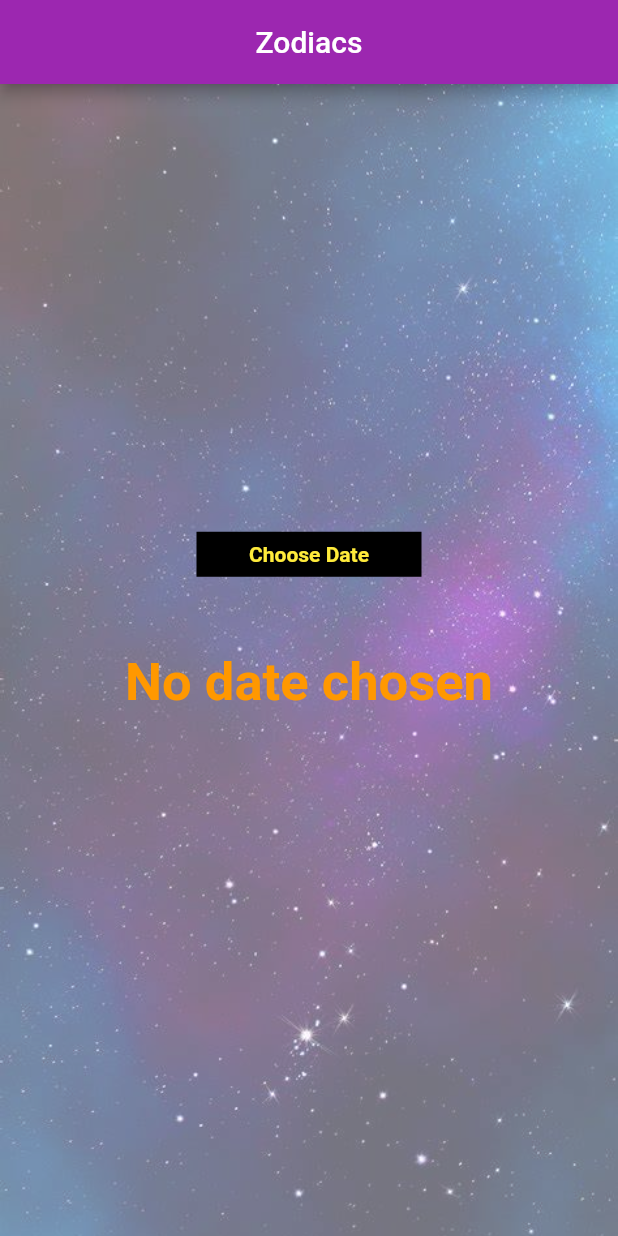
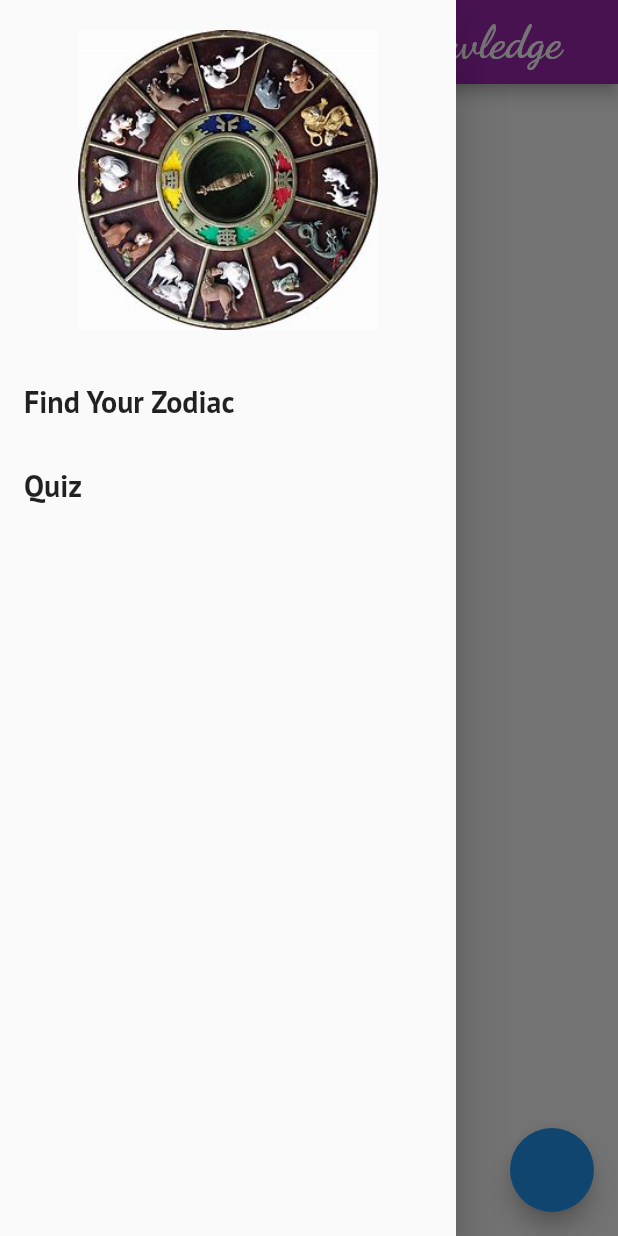
Before and after one commit to devesh0605/kohliInternship, a Flutter app: the screen it shows after launch, with the side drawer open (before the commit the screen has no drawer), on a phone screen of 412 x 824 dp. Run offline on Flutter 3.47's test engine with Material 2 defaults, Android fonts, the light colour scheme and no system bars; our stand-ins replace google_fonts; statements that could not run were skipped.

Commit message:
part 1 completed

```diff
--- /dev/null
+++ b/lib/quiz/modal/quiz.dart
@@ -0,0 +1,62 @@
+class Quiz {
+  final String question;
+  final String option1;
+  final String option2;
+  final String option3;
+  final String option4;
+  final String answer;
+
+  Quiz({
+    required this.question,
+    required this.option1,
+    required this.option2,
+    required this.option3,
+    required this.option4,
+    required this.answer,
+  });
+}
+
+class QuizQuestions {
+  List<Quiz> quizQuestions = [
+    Quiz(
+      question: 'What are the dates for Aries?',
+      option1: 'Mar 21-Apr 19',
+      option2: 'Mar 22-Apr 19',
+      option3: 'Mar 2-Apr 18',
+      option4: 'Mar 24-Apr 17',
+      answer: 'Mar 21-Apr 19',
+    ),
+    Quiz(
+      question: 'What is the symbol for Leo?',
+      option1: 'Ram',
+      option2: 'Goat',
+      option3: 'Bull',
+      option4: 'Lion',
+      answer: 'Lion',
+    ),
+    Quiz(
+      question: 'Which is an air symbol?',
+      option1: 'Cancer',
+      option2: 'Leo',
+      option3: 'Gemini',
+      option4: 'Taurus',
+      answer: 'Gemini',
+    ),
+    Quiz(
+      question: 'How many zodiac signs are there?',
+      option1: '13',
+      option2: '14',
+      option3: '12',
+      option4: '11',
+      answer: '12',
+    ),
+    Quiz(
+      question: 'Which is a winter constellation?',
+      option1: 'Capricorn',
+      option2: 'Gemini',
+      option3: 'Aquarius',
+      option4: 'Aries',
+      answer: 'Gemini',
+    ),
+  ];
+}
--- /dev/null
+++ b/lib/quiz/screens/quiz_screen.dart
@@ -0,0 +1,111 @@
+import 'package:flutter/material.dart';
+import 'package:google_fonts/google_fonts.dart';
+import 'package:kohli_internship/widgets/custom_drawer.dart';
+import 'package:kohli_internship/quiz/modal/quiz.dart';
+
+class QuizScreen extends StatefulWidget {
+  @override
+  _QuizScreenState createState() => _QuizScreenState();
+}
+
+class _QuizScreenState extends State<QuizScreen> {
+  int i = 0;
+  @override
+  Widget build(BuildContext context) {
+    return Scaffold(
+      floatingActionButton: FloatingActionButton(
+        onPressed: () {
+          if (i<6){
+            setState(() {
+              i = i + 1;
+            });
+          }
+          else
+
+        },
+      ),
+      drawer: CustomDrawer(),
+      appBar: AppBar(
+        backgroundColor: Colors.purple,
+        title: Text(
+          'Test your Zodiac knowledge',
+          style: GoogleFonts.dancingScript(
+            fontWeight: FontWeight.bold,
+            fontSize: 30,
+          ),
+        ),
+        centerTitle: true,
+      ),
+      body: Column(
+        children: [
+          SizedBox(
+            height: 10,
+          ),
+          Row(
+            mainAxisAlignment: MainAxisAlignment.center,
+            children: [
+              Icon(
+                Icons.check_outlined,
+                color: Colors.green,
+              ),
+              Icon(
+                Icons.circle,
+                color: Colors.blue,
+              ),
+              Icon(
+                Icons.check_outlined,
+                color: Colors.green,
+              ),
+              Icon(
+                Icons.close,
+                color: Colors.red,
+              ),
+              Icon(
+                Icons.check_outlined,
+                color: Colors.green,
+              ),
+            ],
+          ),
+          SizedBox(
+            height: 20,
+          ),
+          Text(
+            '${QuizQuestions().quizQuestions[i].question}',
+            style: TextStyle(),
+          ),
+          SizedBox(
+            height: 20,
+          ),
+          Text(
+            '${QuizQuestions().quizQuestions[i].option1}',
+            style: TextStyle(),
+          ),
+          SizedBox(
+            height: 10,
+          ),
+          Text(
+            '${QuizQuestions().quizQuestions[i].option2}',
+            style: TextStyle(),
+          ),
+          SizedBox(
+            height: 10,
+          ),
+          Text(
+            '${QuizQuestions().quizQuestions[i].option3}',
+            style: TextStyle(),
+          ),
+          SizedBox(
+            height: 10,
+          ),
+          Text(
+            '${QuizQuestions().quizQuestions[i].option4}',
+            style: TextStyle(),
+          ),
+          SizedBox(
+            height: 10,
+          ),
+        ],
+      ),
+    );
+  }
+}
--- /dev/null
+++ b/lib/widgets/custom_drawer.dart
@@ -0,0 +1,59 @@
+import 'package:flutter/material.dart';
+import 'package:google_fonts/google_fonts.dart';
+import 'package:kohli_internship/quiz/screens/quiz_screen.dart';
+import 'package:kohli_internship/zodiac/screens/choose_date.dart';
+
+class CustomDrawer extends StatelessWidget {
+  @override
+  Widget build(BuildContext context) {
+    return Drawer(
+      child: Column(
+        children: [
+          Padding(
+            padding: const EdgeInsets.all(20.0),
+            child: Image(
+              width: 200,
+              height: 200,
+              image: AssetImage(
+                'images/zodiac/zodia.jpg',
+              ),
+              fit: BoxFit.cover,
+            ),
+          ),
+          ListTile(
+            onTap: () {
+              Navigator.pushReplacement(context,
+                  MaterialPageRoute(builder: (context) {
+                return ChooseDate();
+              }));
+            },
+            hoverColor: Colors.yellow,
+            title: Text(
+              'Find Your Zodiac',
+              style: GoogleFonts.ptSans(
+                fontSize: 20,
+                fontWeight: FontWeight.bold,
+              ),
+            ),
+          ),
+          ListTile(
+            onTap: () {
+              Navigator.pushReplacement(context,
+                  MaterialPageRoute(builder: (context) {
+                return QuizScreen();
+              }));
+            },
+            hoverColor: Colors.yellow,
+            title: Text(
+              'Quiz',
+              style: GoogleFonts.ptSans(
+                fontSize: 20,
+                fontWeight: FontWeight.bold,
+              ),
+            ),
+          ),
+        ],
+      ),
+    );
+  }
+}
--- a/lib/zodiac/logic/find_sign.dart
+++ b/lib/zodiac/logic/find_sign.dart
@@ -3,85 +3,97 @@ import 'package:kohli_internship/zodiac/modal/zodiac_modal.dart';
 ZodiacDetails findYourZodiac(int day, int month) {
   if ((month == 3 && day >= 21) || (month == 4 && day <= 19)) {
     return ZodiacDetails(
-      name: 'Aries',
-      details: 'details',
+      name: 'Aries:The Ram',
+      details:
+          'The pioneer and trailblazer of the horoscope wheel, Aries energy helps us initiate, fight for our beliefs and fearlessly put ourselves out there.',
       imgUrl: 'aries.gif',
       span: '(March 21-April 19)',
     );
   } else if ((month == 4 && day >= 20) || (month == 5 && day <= 20)) {
     return ZodiacDetails(
-      name: 'Taurus',
-      details: 'details',
+      name: 'Taurus:The Bull',
+      details:
+          'The persistent provider of the horoscope family, Taurus energy helps us seek security, enjoy earthly pleasures and get the job done.',
       imgUrl: 'taurus.gif',
       span: '(April 20-May 20)',
     );
   } else if ((month == 5 && day >= 21) || (month == 6 && day <= 20)) {
     return ZodiacDetails(
-      name: 'Gemini',
-      details: 'details',
+      name: 'Gemini:The Twins',
+      details:
+          'The most versatile and vibrant horoscope sign, Gemini energy helps us communicate, collaborate and fly our freak flags at full mast.',
       imgUrl: 'gemini.gif',
       span: '(May 21-June 20)',
     );
   } else if ((month == 6 && day >= 21) || (month == 7 && day <= 22)) {
     return ZodiacDetails(
-      name: 'Cancer',
-      details: 'details',
+      name: 'Cancer:The Crab',
+      details:
+          'The natural nurturer of the horoscope wheel, Cancer energy helps us connect with our feelings, plant deep roots and feather our family nests.',
       imgUrl: 'cancer.gif',
       span: '(June 21-July 22)',
     );
   } else if ((month == 7 && day >= 23) || (month == 8 && day <= 22)) {
     return ZodiacDetails(
-      name: 'Leo',
-      details: 'details',
+      name: 'Leo: The Lion',
+      details:
+          'The drama queen and regal ruler of the horoscope clan, Leo energy helps us shine, express ourselves boldly and wear our hearts on our sleeves.',
       imgUrl: 'leo.gif',
       span: '(July 23-August 22)',
     );
   } else if ((month == 8 && day >= 23) || (month == 9 && day <= 22)) {
     return ZodiacDetails(
-      name: 'Virgo',
-      details: 'details',
+      name: 'Virgo: The Virgin',
+      details:
+          'The masterful helper of the horoscope wheel, Virgo energy teaches us to serve, do impeccable work and prioritize wellbeing—of ourselves, our loved ones and the planet.',
       imgUrl: 'virgo.gif',
       span: '(August 23-September 22)',
     );
   } else if ((month == 9 && day >= 23) || (month == 10 && day <= 22)) {
     return ZodiacDetails(
-      name: 'Libra',
-      details: 'details',
+      name: 'Libra: The Scales',
+      details:
+          'The balanced beautifier of the horoscope family, Libra energy inspires us to seek peace, harmony and cooperation—and to do it with style and grace.',
       imgUrl: 'libra.gif',
       span: '(September 23-October 22)',
     );
   } else if ((month == 10 && day >= 23) || (month == 11 && day <= 21)) {
     return ZodiacDetails(
-      name: 'Scorpio',
-      details: 'details',
+      name: 'Scorpio: The Scorpion',
+      details:
+          'The most intense and focused of the horoscope signs, Scorpio energy helps us dive deep, merge our superpowers and form bonds that are built to last.',
       imgUrl: 'scorpio.gif',
       span: '(October 23-November 21)',
     );
   } else if ((month == 11 && day >= 22) || (month == 12 && day <= 21)) {
     return ZodiacDetails(
-      name: 'Sagittarius',
-      details: 'details',
+      name: 'Sagittarius: The Archer',
+      details:
+          'The worldly adventurer of the horoscope wheel, Sagittarius energy inspires us to dream big, chase the impossible and take fearless risks.',
       imgUrl: 'sag.gif',
       span: '(November 22-December 21)',
     );
   } else if ((month == 12 && day >= 22) || (month == 1 && day <= 19)) {
     return ZodiacDetails(
-      name: 'Capricorn',
-      details: 'details',
+      name: 'Capricorn: The Goat',
+      details:
+          'The measured master planner of the horoscope family, Capricorn energy teaches us the power of structure and long-term goals.',
       imgUrl: 'cap.gif',
       span: '(December 22-January 19)',
     );
   } else if ((month == 1 && day >= 20) || (month == 2 && day <= 18)) {
     return ZodiacDetails(
-      name: 'Aquarius',
-      details: 'details',
+      name: 'Aquarius: The Water Bearer',
+      details:
+          'The mad scientist and humanitarian of the horoscope wheel, futuristic Aquarius energy helps us innovate and unite for social justice.',
       imgUrl: 'aqua.gif',
       span: '(January 20-February 18)',
     );
   }
   return ZodiacDetails(
-    name: 'Pisces',
-    details: 'details',
+    name: 'Pisces: The Fish',
+    details:
+        'The dreamer and healer of the horoscope family, Pisces energy awakens compassion, imagination and artistry, uniting us as one.',
     imgUrl: 'pisces.gif',
     span: '(February 19-March 20)',
   );
--- a/lib/zodiac/screens/choose_date.dart
+++ b/lib/zodiac/screens/choose_date.dart
@@ -1,4 +1,6 @@
 import 'package:flutter/material.dart';
+import 'package:google_fonts/google_fonts.dart';
+import 'package:kohli_internship/widgets/custom_drawer.dart';
 import 'package:kohli_internship/zodiac/logic/find_sign.dart';
 import 'package:kohli_internship/zodiac/modal/zodiac_modal.dart';
 import 'package:kohli_internship/zodiac/screens/zodiac_details.dart';
@@ -36,9 +38,16 @@ class _ChooseDateState extends State<ChooseDate> {
   @override
   Widget build(BuildContext context) {
     return Scaffold(
+      drawer: CustomDrawer(),
       appBar: AppBar(
         backgroundColor: Colors.purple,
-        title: Text('Zodiacs'),
+        title: Text(
+          'Find your Zodiac',
+          style: GoogleFonts.dancingScript(
+            fontWeight: FontWeight.bold,
+            fontSize: 30,
+          ),
+        ),
         centerTitle: true,
       ),
       body: Stack(
--- a/pubspec.yaml
+++ b/pubspec.yaml
@@ -28,6 +28,7 @@ dependencies:
   # The following adds the Cupertino Icons font to your application.
   # Use with the CupertinoIcons class for iOS style icons.
   cupertino_icons: ^1.0.2
+  google_fonts: ^2.1.0
 
 dev_dependencies:
   flutter_test:
```
Also changed, not shown: lib/main.dart (+10 -4 lines), lib/zodiac/screens/zodiac_details.dart (+43 -5 lines), images/zodiac/zodia.jpg (added), pubspec.lock.
